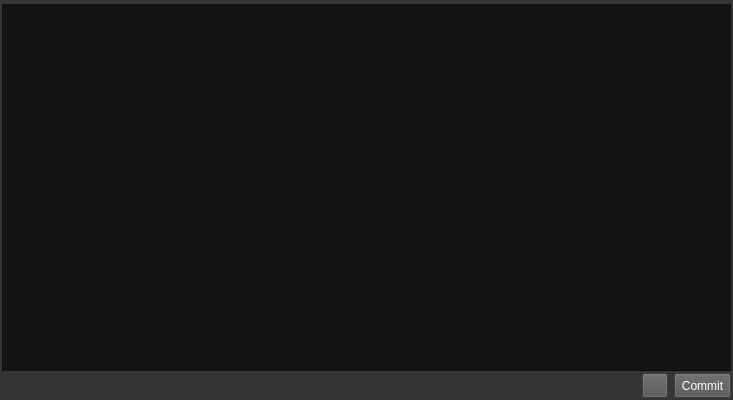
switch625/commitpad, file commitpad.ui: the form before one commit.
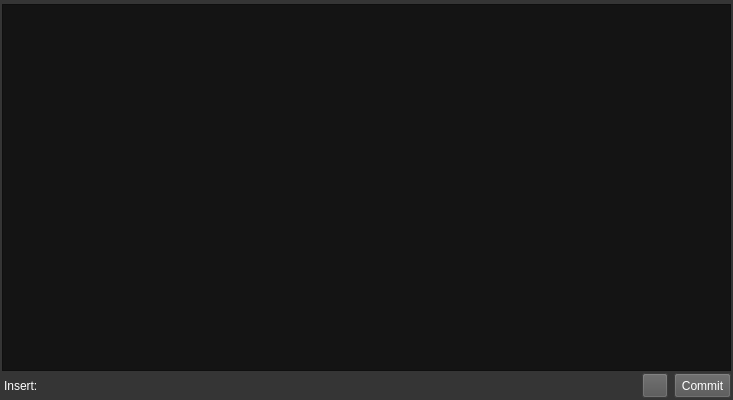
The form after the commit. Custom widgets are drawn as their Qt base class.

Commit message: Added JIRA issue shortcut buttons

Diff of the .ui file:
```diff
--- a/commitpad.ui
+++ b/commitpad.ui
@@ -555,17 +555,21 @@
         <number>0</number>
        </property>
        <item>
-        <spacer name="horizontalSpacer">
-         <property name="orientation">
-          <enum>Qt::Horizontal</enum>
+        <widget class="QLabel" name="insertLabel">
+         <property name="text">
+          <string>Insert:</string>
          </property>
-         <property name="sizeHint" stdset="0">
-          <size>
-           <width>40</width>
-           <height>20</height>
-          </size>
+        </widget>
+       </item>
+       <item>
+        <widget class="QToolBar" name="toolBar">
+         <property name="sizePolicy">
+          <sizepolicy hsizetype="MinimumExpanding" vsizetype="Preferred">
+           <horstretch>0</horstretch>
+           <verstretch>0</verstretch>
+          </sizepolicy>
          </property>
-        </spacer>
+        </widget>
        </item>
        <item>
         <widget class="QToolButton" name="cancelButton">
```
The commit also changes 5 other files.
